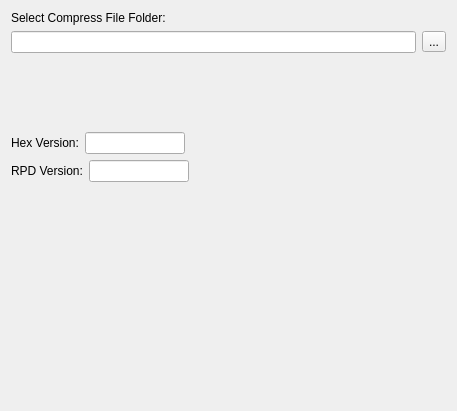
Above: Libs/AdvUser/advusercompress.ui from tiangaomingjing/ServoDriveTech before the change. Below: the same form after it.
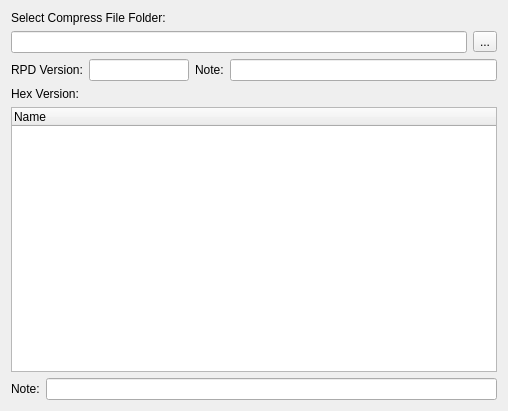
That is the form after the change.

The edit to the form file:
```diff
--- a/Libs/AdvUser/advusercompress.ui
+++ b/Libs/AdvUser/advusercompress.ui
@@ -6,14 +6,14 @@
    <rect>
     <x>0</x>
     <y>0</y>
-    <width>457</width>
+    <width>508</width>
     <height>411</height>
    </rect>
   </property>
   <property name="windowTitle">
    <string>Form</string>
   </property>
-  <layout class="QVBoxLayout" name="verticalLayout" stretch="0,1,2,1,1,6">
+  <layout class="QVBoxLayout" name="verticalLayout">
    <item>
     <widget class="QLabel" name="label">
      <property name="text">
@@ -40,57 +40,7 @@
     </layout>
    </item>
    <item>
-    <spacer name="verticalSpacer_2">
-     <property name="orientation">
-      <enum>Qt::Vertical</enum>
-     </property>
-     <property name="sizeHint" stdset="0">
-      <size>
-       <width>20</width>
-       <height>53</height>
-      </size>
-     </property>
-    </spacer>
-   </item>
-   <item>
-    <layout class="QHBoxLayout" name="horizontalLayout_3">
-     <item>
-      <widget class="QLabel" name="label_2">
-       <property name="text">
-        <string>Hex Version:</string>
-       </property>
-      </widget>
-     </item>
-     <item>
-      <widget class="QLineEdit" name="lineEdit_advHexVersion">
-       <property name="enabled">
-        <bool>true</bool>
-       </property>
-       <property name="maximumSize">
-        <size>
-         <width>100</width>
-         <height>16777215</height>
-        </size>
-       </property>
-      </widget>
-     </item>
-     <item>
-      <spacer name="horizontalSpacer">
-       <property name="orientation">
-        <enum>Qt::Horizontal</enum>
-       </property>
-       <property name="sizeHint" stdset="0">
-        <size>
-         <width>40</width>
-         <height>20</height>
-        </size>
-       </property>
-      </spacer>
-     </item>
-    </layout>
-   </item>
-   <item>
-    <layout class="QHBoxLayout" name="horizontalLayout_4">
+    <layout class="QHBoxLayout" name="horizontalLayout">
      <item>
       <widget class="QLabel" name="label_3">
        <property name="text">
@@ -109,33 +59,57 @@
       </widget>
      </item>
      <item>
-      <spacer name="horizontalSpacer_2">
-       <property name="orientation">
-        <enum>Qt::Horizontal</enum>
+      <widget class="QLabel" name="label_5">
+       <property name="text">
+        <string>Note:</string>
        </property>
-       <property name="sizeHint" stdset="0">
+      </widget>
+     </item>
+     <item>
+      <widget class="QLineEdit" name="lineEdit_advRpdNote"/>
+     </item>
+    </layout>
+   </item>
+   <item>
+    <widget class="QLabel" name="label_2">
+     <property name="text">
+      <string>Hex Version:</string>
+     </property>
+    </widget>
+   </item>
+   <item>
+    <widget class="QTreeWidget" name="treeWidget">
+     <column>
+      <property name="text">
+       <string>Name</string>
+      </property>
+     </column>
+    </widget>
+   </item>
+   <item>
+    <layout class="QHBoxLayout" name="horizontalLayout_3">
+     <item>
+      <widget class="QLabel" name="label_4">
+       <property name="text">
+        <string>Note:</string>
+       </property>
+      </widget>
+     </item>
+     <item>
+      <widget class="QLineEdit" name="lineEdit_advHexNote">
+       <property name="enabled">
+        <bool>true</bool>
+       </property>
+       <property name="maximumSize">
         <size>
-         <width>40</width>
-         <height>20</height>
+         <width>16777215</width>
+         <height>16777215</height>
         </size>
        </property>
-      </spacer>
+      </widget>
      </item>
     </layout>
    </item>
-   <item>
-    <spacer name="verticalSpacer">
-     <property name="orientation">
-      <enum>Qt::Vertical</enum>
-     </property>
-     <property name="sizeHint" stdset="0">
-      <size>
-       <width>20</width>
-       <height>167</height>
-      </size>
-     </property>
-    </spacer>
-   </item>
   </layout>
  </widget>
  <resources/>
```
